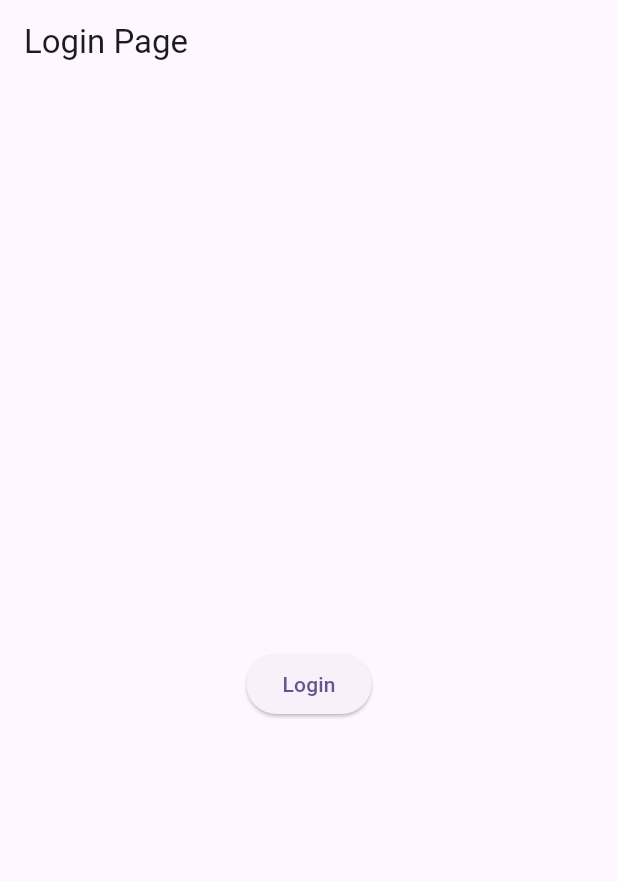
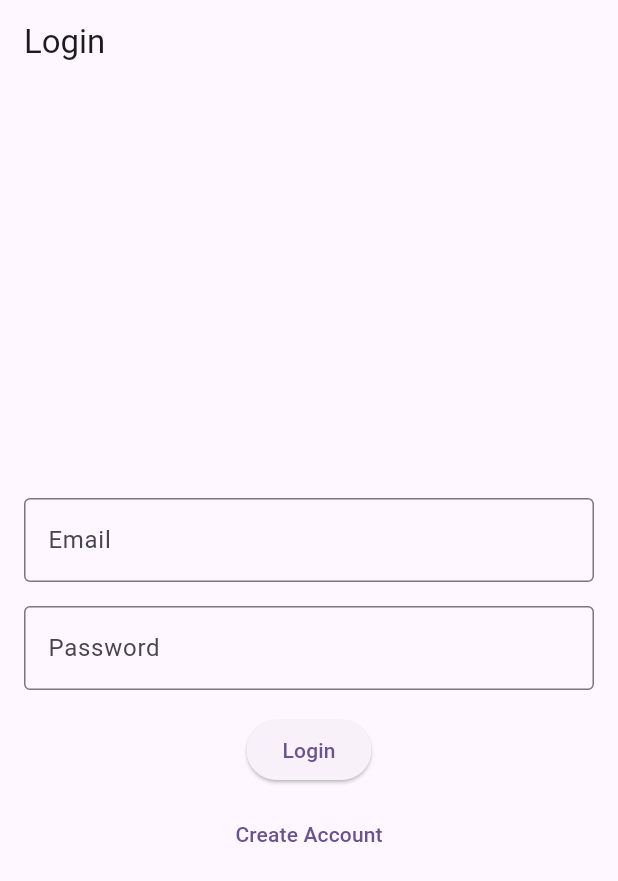
Before and after one commit to zeynepgokdogan/Daily-App, a Flutter app: the screen it shows after launch, after a tap on "Login", on a phone screen of 412 x 824 dp. Shown: the top 881 px of the screen. Run offline on Flutter 3.47's test engine with Material 3 defaults, Android fonts, the phone set to English and light mode, and no system bars; our stand-ins replace cloud_firestore, firebase_auth, firebase_core; accounts and stored records are empty; network calls fail.

```diff
--- a/lib/main.dart
+++ b/lib/main.dart
@@ -2,12 +2,14 @@ import 'package:firebase_core/firebase_core.dart';
 import 'package:flutter/material.dart';
 import 'firebase_options.dart';
 import 'package:flutter_app/pages/login_page.dart';
+import 'package:cloud_firestore/cloud_firestore.dart';
 
 void main() async {
   WidgetsFlutterBinding.ensureInitialized();
   await Firebase.initializeApp(
     options: DefaultFirebaseOptions.currentPlatform,
   );
+  FirebaseFirestore _firestore = FirebaseFirestore.instance;
   runApp(const MyApp());
 }
 
--- a/lib/pages/login_page.dart
+++ b/lib/pages/login_page.dart
@@ -1,5 +1,7 @@
 import 'package:firebase_auth/firebase_auth.dart';
 import 'package:flutter/material.dart';
+import 'signup_page.dart'; // Import the SignUpPage
+import 'home_page.dart'; // Import the HomePage
 
 class LoginPage extends StatefulWidget {
   const LoginPage({super.key});
@@ -10,8 +12,8 @@ class LoginPage extends StatefulWidget {
 
 class _LoginPageState extends State<LoginPage> {
   late FirebaseAuth auth;
-  String _email = 'zeufrefreıbg@gmail.com'; // Geçerli bir e-posta adresi
-  String _password = 'password123';
+  String _email = '';
+  String _password = '';
 
   @override
   void initState() {
@@ -23,7 +25,7 @@ class _LoginPageState extends State<LoginPage> {
   Widget build(BuildContext context) {
     return Scaffold(
       appBar: AppBar(
-        title: const Text('Login Page'),
+        title: const Text('Login'),
       ),
       body: Padding(
         padding: const EdgeInsets.all(16.0),
@@ -32,11 +34,52 @@ class _LoginPageState extends State<LoginPage> {
             mainAxisAlignment: MainAxisAlignment.center,
             children: <Widget>[
               const SizedBox(height: 32),
+              // Email field
+              TextField(
+                onChanged: (value) {
+                  setState(() {
+                    _email = value.trim();
+                  });
+                },
+                decoration: const InputDecoration(
+                  hintText: 'Enter your email',
+                  labelText: 'Email',
+                  border: OutlineInputBorder(),
+                ),
+              ),
+              const SizedBox(height: 16),
+              // Password field
+              TextField(
+                onChanged: (value) {
+                  setState(() {
+                    _password = value;
+                  });
+                },
+                obscureText: true,
+                decoration: const InputDecoration(
+                  hintText: 'Enter your password',
+                  labelText: 'Password',
+                  border: OutlineInputBorder(),
+                ),
+              ),
+              const SizedBox(height: 16),
+              // Login button
               ElevatedButton(
                 onPressed: () {
-                  createUserEmailAndPassword();
+                  signInWithEmailAndPassword();
                 },
                 child: const Text('Login'),
+              ),
+              const SizedBox(height: 8),
+              // Create Account button
+              TextButton(
+                onPressed: () {
+                  Navigator.push(
+                    context,
+                    MaterialPageRoute(builder: (context) => const SignUpPage()),
+                  );
+                },
+                child: const Text('Create Account'),
               ),
             ],
           ),
@@ -45,21 +88,27 @@ class _LoginPageState extends State<LoginPage> {
     );
   }
 
-  void createUserEmailAndPassword() async {
+  void signInWithEmailAndPassword() async {
+    print('Attempting to sign in with email: $_email');
     try {
-      var _userCredential = await auth.createUserWithEmailAndPassword(
-        email: _email.trim(), // E-posta adresini boşluklardan arındır
+      var userCredential = await auth.signInWithEmailAndPassword(
+        email: _email.trim(),
         password: _password,
       );
-      print('Kullanıcı Oluşturuldu: $_userCredential');
+      print('User logged in: ${userCredential.user?.email}');
+
+      // Navigate to HomePage after successful login
+      Navigator.pushReplacement(
+        context,
+        MaterialPageRoute(builder: (context) => const HomePage()),
+      );
     } catch (e) {
-      // Özel Firebase Auth hatalarını ele al
-      print('Hata: ${e.toString()}');
+      print('Error: ${e.toString()}');
       if (e is FirebaseAuthException) {
-        print('Hata Kodu: ${e.code}');
-        print('Hata Mesajı: ${e.message}');
+        print('Error Code: ${e.code}');
+        print('Error Message: ${e.message}');
       } else {
-        print('Beklenmeyen hata: $e');
+        print('Unexpected error: $e');
       }
     }
   }
--- a/pubspec.yaml
+++ b/pubspec.yaml
@@ -37,6 +37,7 @@ dependencies:
   cupertino_icons: ^1.0.8
   firebase_core: ^3.3.0
   firebase_auth: ^5.1.4
+  cloud_firestore: ^5.2.1
 
 dev_dependencies:
   flutter_test:
```
Also changed, not shown: lib/pages/home_page.dart (+43 -0 lines), lib/pages/signup_page.dart (added, +161 -0 lines), pubspec.lock, 3 other files.
